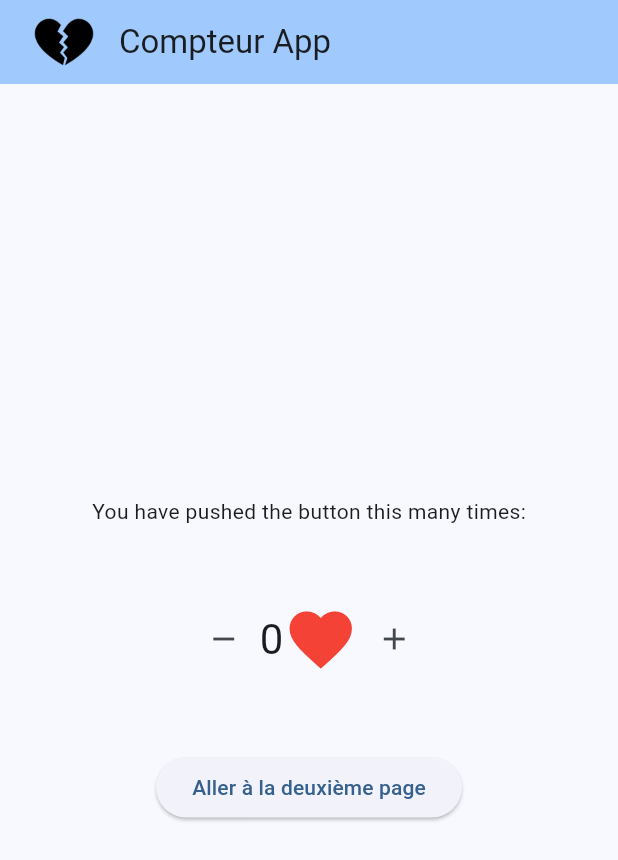
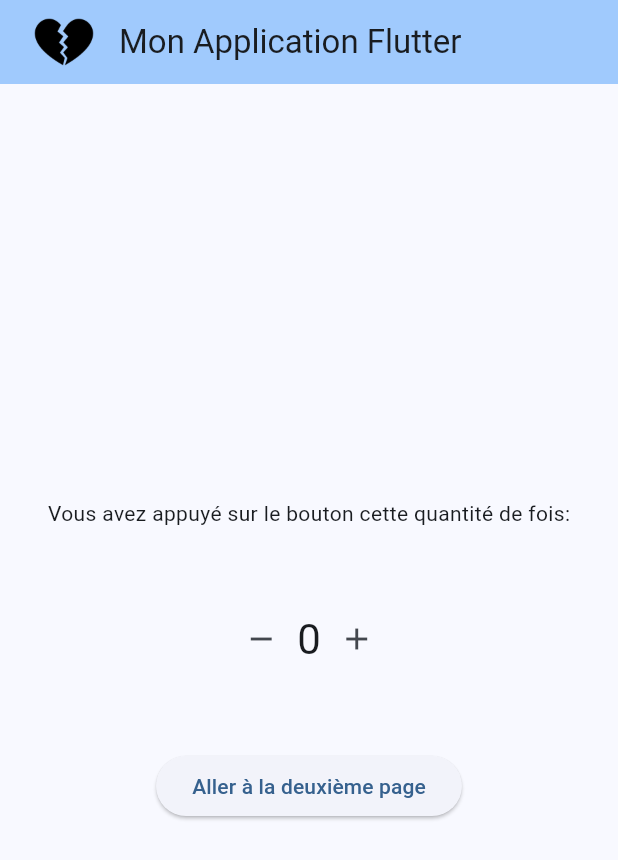
Before and after one commit to Alex16JA/2025_R4A11_PHAM_Alexandre, a Flutter app: the screen it shows after launch, after a tap on the "remove" icon, after a tap on the "add" icon, on a phone screen of 412 x 824 dp. Shown: the top 860 px of the screen. Run offline on Flutter 3.47's test engine with Material 3 defaults, Android fonts, the phone set to English and light mode, and no system bars.

Commit message:
appli ok mais y a pas l'icon au centre

```diff
--- a/lib/main.dart
+++ b/lib/main.dart
@@ -1,8 +1,17 @@
 import 'package:flutter/material.dart';
+import 'package:provider/provider.dart';
 import 'core/constants/constants.dart';
+import 'viewmodels/counter_viewmodel.dart';
+import 'views/home_view.dart';
+import 'views/second_page.dart';
 
 void main() {
-  runApp(const MyApp());
+  runApp(
+    ChangeNotifierProvider(
+      create: (context) => CounterViewModel(),
+      child: const MyApp(),
+    ),
+  );
 }
 
 class MyApp extends StatelessWidget {
@@ -18,130 +27,9 @@ class MyApp extends StatelessWidget {
       ),
       initialRoute: '/',
       routes: {
-        '/': (context) => const HomePage(),
+        '/': (context) => HomeView(),
         '/second': (context) => const SecondPage(),
       },
     );
   }
 }
-
-/*
- * Page d'accueil et son état mutable
- */
-class HomePage extends StatefulWidget {
-  const HomePage({super.key});
-
-  @override
-  State<HomePage> createState() => _HomePageState();
-}
-
-
-/*
- * Etat mutable de la page d'accueil
- */
-class _HomePageState extends State<HomePage> {
-  int _counter = 0;
-
-  //Ici, les méthodes et fonctions qui font varier l'état de votre page d'accueil
-
-  // Méthode d'incrémentation du compteur
-  void _incrementCounter() {
-    setState(() {
-      _counter++;
-    });
-  }
-
-  // Méthode de décrémentation du compteur
-  void _decrementCounter() {
-    setState(() {
-      _counter--;
-    });
-  }
-
-  // Fonction build qui construit l'UI associé à l'état de votre page
-  @override
-  Widget build(BuildContext context) {
-    return Scaffold(
-      appBar: AppBar(
-        backgroundColor: Theme.of(context).colorScheme.inversePrimary,
-        title: Row(
-          children: [
-            GestureDetector(
-              onTap: () {
-                Navigator.pushReplacementNamed(context, '/');
-              },
-              child: Image.asset('assets/logo.png', height: 40),
-            ),
-            const SizedBox(width: 10),
-            const Text(appTitle),
-          ],
-        )
-      ),
-      body: Center(
-        child: Column(
-          mainAxisAlignment: MainAxisAlignment.center,
-          children: <Widget>[
-            const Text(
-              'You have pushed the button this many times:',
-            ),
-            Padding(
-              padding: const EdgeInsets.all(50.0),
-              child: Row(
-                mainAxisAlignment: MainAxisAlignment.center,
-                children: [
-                  IconButton(
-                    icon: const Icon(Icons.remove),
-                    onPressed: _decrementCounter,
-                  ),
-                  Text(
-                    '$_counter',
-                    style: Theme.of(context).textTheme.headlineMedium,
-                  ),
-                  Icon(
-                    Icons.favorite,
-                    color: _counter < 0 ? Colors.black : Colors.red,
-                    size: 50,
-                  ),
-                  IconButton(
-                    icon: const Icon(Icons.add),
-                    onPressed: _incrementCounter,
-                  ),
-                ],
-              ),
-            ),
-            ElevatedButton(
-              onPressed: () {
-                Navigator.pushNamed(context, '/second');
-              },
-              child: const Text('Aller à la deuxième page'),
-            ),
-          ],
-        ),
-      ),
-    );
-
-  }
-}
-
-/*
- * La seconde page de votre app
- */
-class SecondPage extends StatelessWidget {
-  const SecondPage({super.key});
-
-  @override
-  Widget build(BuildContext context) {
-    return Scaffold(
-      appBar: AppBar(
-        title: const Text(secondPageTitle),
-        backgroundColor: Theme.of(context).colorScheme.inversePrimary,
-      ),
-      body: const Center(
-        child: Text(
-          'Bienvenue sur la seconde page !',
-          style: TextStyle(fontSize: 24),
-        ),
-      ),
-    );
-  }
-}
--- /dev/null
+++ b/lib/views/home_view.dart
@@ -0,0 +1,45 @@
+import 'package:flutter/material.dart';
+import '../widgets/custom_counter.dart';
+
+class HomeView extends StatelessWidget {
+  @override
+  Widget build(BuildContext context) {
+    return Scaffold(
+      appBar: AppBar(
+        backgroundColor: Theme.of(context).colorScheme.inversePrimary,
+        title: Row(
+          children: [
+            GestureDetector(
+              onTap: () {
+                Navigator.pushReplacementNamed(context, '/');
+              },
+              child: Image.asset('assets/logo.png', height: 40),
+            ),
+            const SizedBox(width: 10),
+            const Text('Mon Application Flutter'),
+          ],
+        ),
+      ),
+      body: Center(
+        child: Column(
+          mainAxisAlignment: MainAxisAlignment.center,
+          children: <Widget>[
+            const Text(
+              'Vous avez appuyé sur le bouton cette quantité de fois:',
+            ),
+            Padding(
+              padding: const EdgeInsets.all(50.0),
+              child: CustomCounter(),
+            ),
+            ElevatedButton(
+              onPressed: () {
+                Navigator.pushNamed(context, '/second');
+              },
+              child: const Text('Aller à la deuxième page'),
+            ),
+          ],
+        ),
+      ),
+    );
+  }
+}
--- /dev/null
+++ b/lib/views/second_page.dart
@@ -0,0 +1,22 @@
+import 'package:flutter/material.dart';
+import 'package:counter_app/core/constants/constants.dart';
+
+class SecondPage extends StatelessWidget {
+  const SecondPage({super.key});
+
+  @override
+  Widget build(BuildContext context) {
+    return Scaffold(
+      appBar: AppBar(
+        title: const Text(secondPageTitle),
+        backgroundColor: Theme.of(context).colorScheme.inversePrimary,
+      ),
+      body: const Center(
+        child: Text(
+          'Bienvenue sur la seconde page !',
+          style: TextStyle(fontSize: 24),
+        ),
+      ),
+    );
+  }
+}
--- /dev/null
+++ b/lib/widgets/custom_counter.dart
@@ -0,0 +1,28 @@
+import 'package:flutter/material.dart';
+import 'package:provider/provider.dart';
+import '/viewmodels/counter_viewmodel.dart';
+
+class CustomCounter extends StatelessWidget {
+  @override
+  Widget build(BuildContext context) {
+    final counterViewModel = context.watch<CounterViewModel>();
+
+    return Row(
+      mainAxisAlignment: MainAxisAlignment.center,
+      children: [
+        IconButton(
+          icon: const Icon(Icons.remove),
+          onPressed: counterViewModel.decrement,
+        ),
+        Text(
+          '${counterViewModel.counter}',
+          style: Theme.of(context).textTheme.headlineMedium,
+        ),
+        IconButton(
+          icon: const Icon(Icons.add),
+          onPressed: counterViewModel.increment,
+        ),
+      ],
+    );
+  }
+}
--- a/pubspec.yaml
+++ b/pubspec.yaml
@@ -24,6 +24,7 @@ environment:
 dependencies:
   flutter:
     sdk: flutter
+  provider: ^6.1.2
 
 dev_dependencies:
   flutter_test:
```
Also changed, not shown: pubspec.lock, 1 other file.
